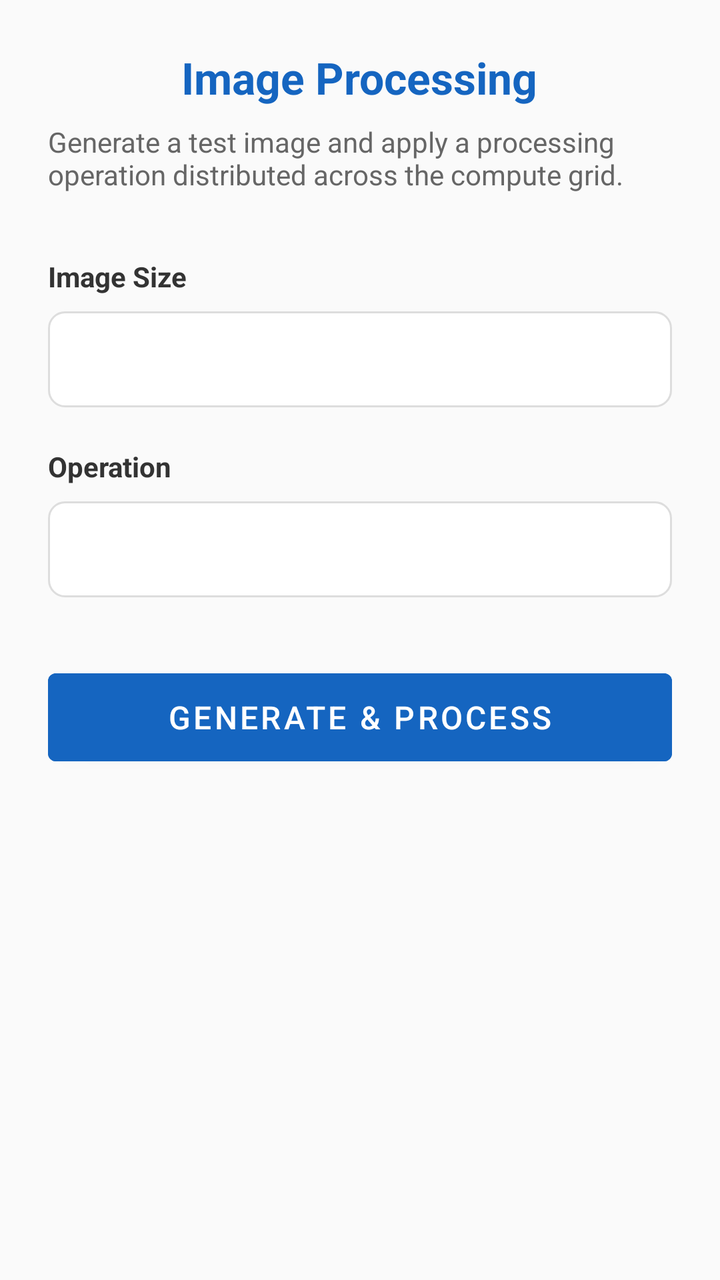
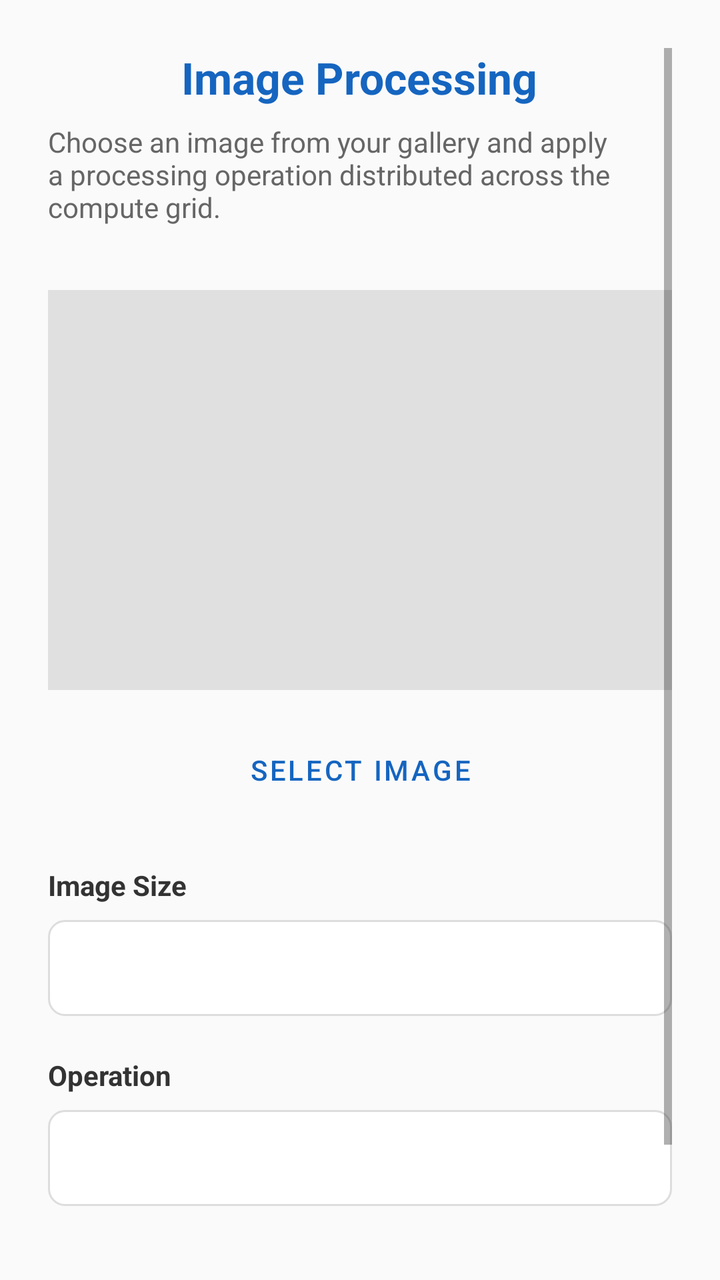

Two renders of the same Android screen: before a commit and after it. Below are the layout's source before the change and the commit's diff.
<!-- AndroidManifest.xml: application theme Theme.OffloadHPC -->
<!-- res/layout/fragment_imageproc.xml -->
<?xml version="1.0" encoding="utf-8"?>
<ScrollView xmlns:android="http://schemas.android.com/apk/res/android"
    android:layout_width="match_parent"
    android:layout_height="match_parent"
    android:padding="24dp"
    android:background="@color/colorBackground">

    <LinearLayout
        android:layout_width="match_parent"
        android:layout_height="wrap_content"
        android:orientation="vertical"
        android:gravity="center_horizontal">

        
        <TextView
            android:layout_width="wrap_content"
            android:layout_height="wrap_content"
            android:text="Image Processing"
            android:textSize="22sp"
            android:textStyle="bold"
            android:textColor="@color/colorPrimary"
            android:layout_marginBottom="8dp" />

        <TextView
            android:layout_width="wrap_content"
            android:layout_height="wrap_content"
            android:text="Generate a test image and apply a processing operation distributed across the compute grid."
            android:textSize="14sp"
            android:textColor="#666666"
            android:textAlignment="center"
            android:layout_marginBottom="32dp" />

        
        <TextView
            android:layout_width="match_parent"
            android:layout_height="wrap_content"
            android:text="Image Size"
            android:textSize="14sp"
            android:textStyle="bold"
            android:textColor="#333333"
            android:layout_marginBottom="8dp" />

        <Spinner
            android:id="@+id/spinnerImageSize"
            android:layout_width="match_parent"
            android:layout_height="48dp"
            android:background="@drawable/spinner_bg"
            android:padding="8dp"
            android:layout_marginBottom="20dp" />

        
        <TextView
            android:layout_width="match_parent"
            android:layout_height="wrap_content"
            android:text="Operation"
            android:textSize="14sp"
            android:textStyle="bold"
            android:textColor="#333333"
            android:layout_marginBottom="8dp" />

        <Spinner
            android:id="@+id/spinnerOperation"
            android:layout_width="match_parent"
            android:layout_height="48dp"
            android:background="@drawable/spinner_bg"
            android:padding="8dp"
            android:layout_marginBottom="32dp" />

        
        <com.google.android.material.button.MaterialButton
            android:id="@+id/btnSubmitImageProc"
            android:layout_width="match_parent"
            android:layout_height="56dp"
            android:text="Generate &amp; Process"
            android:textSize="16sp"
            android:backgroundTint="@color/colorPrimary" />

    </LinearLayout>
</ScrollView>
<!-- resources referenced by this layout -->
<resources>
  <color name="colorBackground">#FAFAFA</color>
  <color name="colorPrimary">#1565C0</color>
  <!-- drawable spinner_bg (drawable) -->
  <?xml version="1.0" encoding="utf-8"?>
  <shape xmlns:android="http://schemas.android.com/apk/res/android"
      android:shape="rectangle">
      <solid android:color="#FFFFFF" />
      <corners android:radius="8dp" />
      <stroke android:width="1dp" android:color="#DDDDDD" />
  </shape>
  <style name="Theme.OffloadHPC" parent="Theme.MaterialComponents.Light.NoActionBar">
          <item name="colorPrimary">@color/colorPrimary</item>
          <item name="colorPrimaryDark">@color/colorPrimaryDark</item>
          <item name="colorAccent">@color/colorAccent</item>
          <item name="android:statusBarColor">@color/colorPrimaryDark</item>
      </style>
  <color name="colorPrimaryDark">#0D47A1</color>
  <color name="colorAccent">#E65100</color>
</resources>

<!-- the commit's change to res/layout/fragment_imageproc.xml (unified diff, before → after) -->
@@ -24,11 +24,27 @@
         <TextView
             android:layout_width="wrap_content"
             android:layout_height="wrap_content"
-            android:text="Generate a test image and apply a processing operation distributed across the compute grid."
+            android:text="Choose an image from your gallery and apply a processing operation distributed across the compute grid."
             android:textSize="14sp"
             android:textColor="#666666"
             android:textAlignment="center"
             android:layout_marginBottom="32dp" />
+
+        <ImageView
+            android:id="@+id/ivPreview"
+            android:layout_width="match_parent"
+            android:layout_height="200dp"
+            android:layout_marginBottom="16dp"
+            android:scaleType="centerInside"
+            android:background="#E0E0E0" />
+
+        <Button
+            android:id="@+id/btnSelectImage"
+            style="?attr/materialButtonOutlinedStyle"
+            android:layout_width="match_parent"
+            android:layout_height="wrap_content"
+            android:text="Select Image"
+            android:layout_marginBottom="24dp" />
 
         
         <TextView
